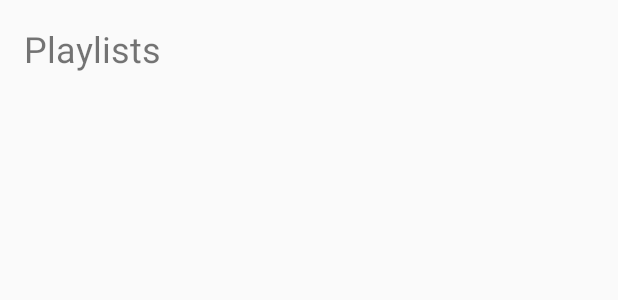
After one commit to z-hel/laba4, an Android app: the layout activity_playlists.xml on its own in the app's theme, with its tools: preview values and no code run, on a phone screen of 412 x 824 dp. The commit adds this screen. Shown: the top 300 px of the screen. Run offline under Robolectric (Android 15) with nearby library versions, the phone set to English and light mode, and no system bars.

Commit message:
project structure, models, playlist activity

```diff
--- a/app/build.gradle
+++ b/app/build.gradle
@@ -27,6 +27,8 @@ dependencies {
     implementation"org.jetbrains.kotlin:kotlin-stdlib-jdk7:$kotlin_version"
     implementation 'com.android.support:appcompat-v7:28.0.0'
     implementation 'com.android.support.constraint:constraint-layout:1.1.3'
+    implementation 'com.android.support:recyclerview-v7:28.0.0'
+    implementation 'com.android.support:cardview-v7:28.0.0'
     testImplementation 'junit:junit:4.12'
     androidTestImplementation 'com.android.support.test:runner:1.0.2'
     androidTestImplementation 'com.android.support.test.espresso:espresso-core:3.0.2'
--- /dev/null
+++ b/app/src/main/java/com/zhel/musicplayer/ui/activities/PlayerActivity.java
@@ -0,0 +1,4 @@
+package com.zhel.musicplayer.ui.activities;
+
+public class PlayerActivity {
+}
--- a/app/src/main/java/com/zhel/musicplayer/PlaylistActivity.kt
+++ b/app/src/main/java/com/zhel/musicplayer/ui/activities/PlaylistActivity.kt
@@ -1,7 +1,8 @@
-package com.zhel.musicplayer
+package com.zhel.musicplayer.ui.activities
 
 import android.support.v7.app.AppCompatActivity
 import android.os.Bundle
+import com.zhel.musicplayer.R
 
 class PlaylistActivity : AppCompatActivity() {
 
--- a/app/src/main/res/layout/activity_playlist.xml
+++ b/app/src/main/res/layout/activity_playlist.xml
@@ -4,7 +4,7 @@
     xmlns:tools="http://schemas.android.com/tools"
     android:layout_width="match_parent"
     android:layout_height="match_parent"
-    tools:context=".PlaylistActivity">
+    tools:context=".ui.activities.PlaylistActivity">
 
     <TextView
         android:layout_width="wrap_content"
--- /dev/null
+++ b/app/src/main/res/layout/activity_playlists.xml
@@ -0,0 +1,34 @@
+<?xml version="1.0" encoding="utf-8"?>
+<android.support.constraint.ConstraintLayout xmlns:android="http://schemas.android.com/apk/res/android"
+    android:layout_width="match_parent"
+    android:layout_height="match_parent"
+    xmlns:app="http://schemas.android.com/apk/res-auto">
+
+    <TextView
+        android:id="@+id/title"
+        android:layout_width="wrap_content"
+        android:layout_height="wrap_content"
+        app:layout_constraintTop_toTopOf="parent"
+        app:layout_constraintStart_toStartOf="parent"
+        android:layout_marginTop="16dp"
+        android:layout_marginStart="16dp"
+        android:textSize="24sp"
+        android:text="@string/title_playlists"
+        />
+
+    <android.support.v7.widget.RecyclerView
+        android:id="@+id/playlists"
+        android:layout_width="0dp"
+        android:layout_height="0dp"
+        app:layout_constraintTop_toBottomOf="@id/title"
+        app:layout_constraintStart_toStartOf="parent"
+        app:layout_constraintEnd_toEndOf="parent"
+        app:layout_constraintBottom_toBottomOf="parent"
+        android:layout_marginTop="16dp"
+        app:layoutManager="android.support.v7.widget.GridLayoutManager"
+        >
+
+
+    </android.support.v7.widget.RecyclerView>
+
+</android.support.constraint.ConstraintLayout>
--- /dev/null
+++ b/app/src/main/res/layout/viewholder_playlist.xml
@@ -0,0 +1,6 @@
+<?xml version="1.0" encoding="utf-8"?>
+<android.support.constraint.ConstraintLayout
+    xmlns:android="http://schemas.android.com/apk/res/android" android:layout_width="match_parent"
+    android:layout_height="match_parent">
+
+</android.support.constraint.ConstraintLayout>
--- a/app/src/main/res/values/strings.xml
+++ b/app/src/main/res/values/strings.xml
@@ -1,3 +1,4 @@
 <resources>
     <string name="app_name">MusicPlayer</string>
+    <string name="title_playlists">Playlists</string>
 </resources>
--- a/app/src/main/res/values/styles.xml
+++ b/app/src/main/res/values/styles.xml
@@ -1,7 +1,7 @@
 <resources>
 
     <!-- Base application theme. -->
-    <style name="AppTheme" parent="Theme.AppCompat.Light.DarkActionBar">
+    <style name="AppTheme" parent="Theme.AppCompat.Light.NoActionBar">
         <!-- Customize your theme here. -->
         <item name="colorPrimary">@color/colorPrimary</item>
         <item name="colorPrimaryDark">@color/colorPrimaryDark</item>
```
Also changed, not shown: app/src/main/AndroidManifest.xml (+6 -1 lines), app/src/main/java/com/zhel/musicplayer/ui/activities/PlaylistsActivity.java (added, +16 -0 lines), app/src/main/java/com/zhel/musicplayer/ui/adapters/PlaylistsAdapter.java (added, +45 -0 lines), app/src/main/java/com/zhel/musicplayer/ui/domain/models/Playlist.kt (added, +8 -0 lines), app/src/main/java/com/zhel/musicplayer/ui/domain/models/Song.kt (added, +16 -0 lines), app/src/main/java/com/zhel/musicplayer/ui/viewholders/PlaylistViewHolder.java (added, +19 -0 lines).
